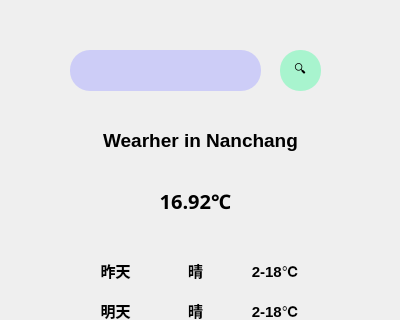
Old version of the form Calendar/weather.ui in the repository Overlord-Liang/PDHomework; both pictures show x 0 to 400 and y 0 to 320 of the 400 by 732 pixel window.
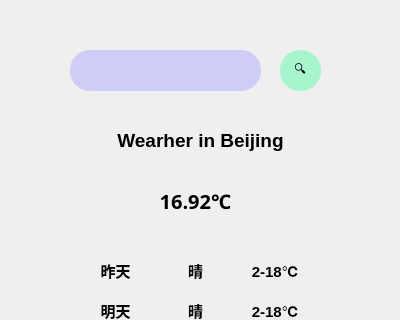
New version of the form. Icons and pictures are not drawn.

```diff
--- a/Calendar/weather.ui
+++ b/Calendar/weather.ui
@@ -70,6 +70,12 @@
       <bold>true</bold>
      </font>
     </property>
+    <property name="acceptDrops">
+     <bool>false</bool>
+    </property>
+    <property name="autoFillBackground">
+     <bool>false</bool>
+    </property>
     <property name="styleSheet">
      <string notr="true">Qlabel{
 	font-size:15px;
@@ -77,11 +83,17 @@
 }</string>
     </property>
     <property name="text">
-     <string>Wearher in Nanchang</string>
+     <string>Wearher in Beijing</string>
+    </property>
+    <property name="scaledContents">
+     <bool>false</bool>
     </property>
     <property name="alignment">
      <set>Qt::AlignCenter</set>
     </property>
+    <property name="wordWrap">
+     <bool>false</bool>
+    </property>
    </widget>
    <widget class="QLabel" name="label_temperature">
     <property name="geometry">
```
